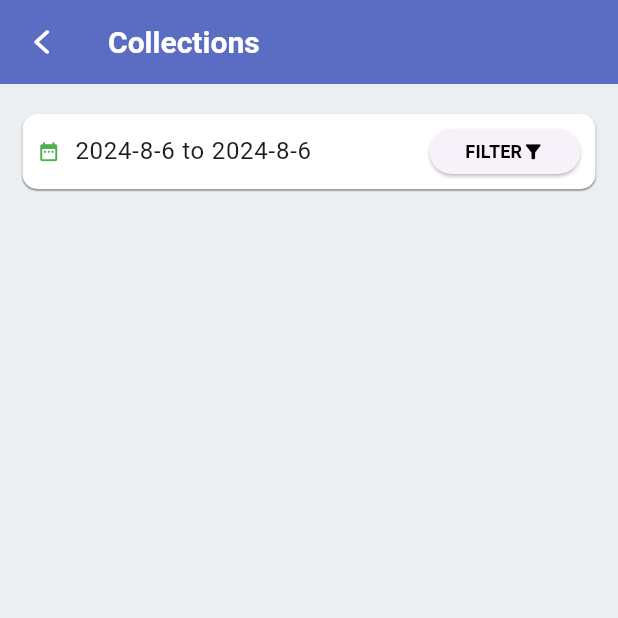
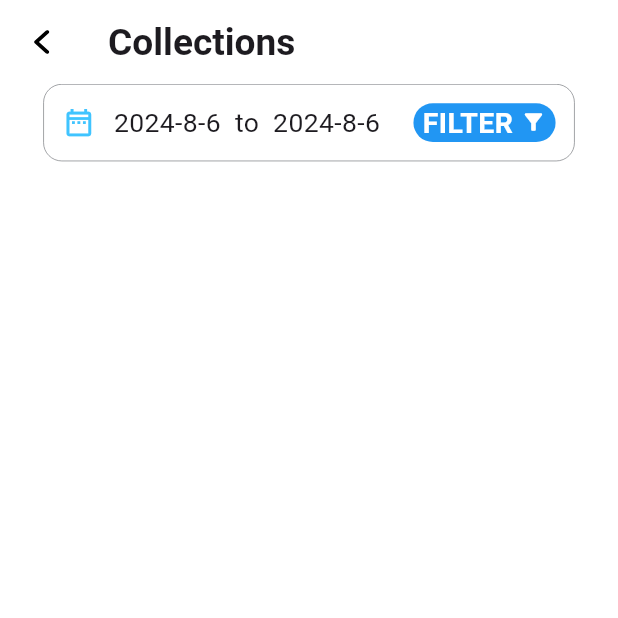
Before and after one commit to kousarpcp/plexpay, a Flutter app: the Collections screen opened directly, on a phone screen of 412 x 824 dp, the top half of it. Run offline on Flutter 3.47's test engine with Material 3 defaults, Android fonts, the phone set to English and light mode, and no system bars; our stand-ins replace country_picker, curved_labeled_navigation_bar, flutter_svg, fluttertoast, internet_connection_checker, intl_phone_field and 5 more; missing offline and left inert: custom_date_range_picker, esys_flutter_share_plus, flutter_bluetooth_basic, maxx_sunmi_printer; accounts and stored records are empty; project files that could hold a hidden picture were left out.

Commit message:
collection change

```diff
--- a/lib/featurs/details adding/screen/collections.dart
+++ b/lib/featurs/details adding/screen/collections.dart
@@ -1,31 +1,20 @@
+import 'package:custom_date_range_picker/custom_date_range_picker.dart';
+import 'package:flutter/cupertino.dart';
 import 'package:flutter/material.dart';
 import 'package:flutter_svg/svg.dart';
-// import 'package:persistent_bottom_nav_bar/persistent-tab-view.dart';
-import 'package:persistent_bottom_nav_bar/persistent_bottom_nav_bar.dart';
 import 'package:plexpay/featurs/details%20adding/screen/colorConst.dart';
 
 import '../../../main.dart';
-import '../Api/CollectionListApi.dart';
-// import '../Helper/Resources.dart';
-// import '../SubScreens/CollectionsReceipt.dart';
-import 'BottomNavigation.dart';
-import 'Resources.dart';
 import 'imageConst.dart';
-// import 'package:plexpay/Api/collectionListApi.dart';
-// import 'package:plexpay/Helper/resources.dart';
-// import 'package:plexpay/SubScreens/CollectionsReceipt.dart';
 
 class Collections extends StatefulWidget {
-  const Collections({key}) : super(key: key);
+  const Collections({super.key});
 
   @override
-  _CollectionsState createState() => _CollectionsState();
+  State<Collections> createState() => _CollectionsState();
 }
 
 class _CollectionsState extends State<Collections> {
-
-
-  var purchaseDate = "0";
 
   var start = DateTime.now().year.toString() +
       "-" +
@@ -38,48 +27,6 @@ class _CollectionsState extends State<Collections> {
       "-" +
       DateTime.now().day.toString();
 
-  var arrProdList = [];
-
-  var isLoading = true;
-  var totalSale = "";
-  var totalProfit = "";
-
-  //List<dynamic> data = [];
-  @override
-  void initState() {
-    super.initState();
-
-    print("xoxoxo");
-    this.getHome();
-
-    setState(() {});
-  }
-
-  Future<String> getHome() async {
-    print("xoxoxo");
-
-    var rsp = await collectionListApi(start, end);
-
-    // arrProdList = data;
-    //
-    if (rsp['status'] == true&&rsp['result'].toString()!="Empty") {
-      setState(() {
-        arrProdList = rsp['result'];
-
-        // totalSale = rsp['total_card_sale'].toString();
-        // totalProfit = "₹"+rsp['total_profit'].toString();
-      });
-      print("arrProdList");
-      print(arrProdList);
-    }
-
-    setState(() {
-      isLoading = false;
-    });
-
-    return "";
-  }
-
   Future selectDateRange(BuildContext context) async {
     DateTimeRange? pickedRange = (await showDateRangePicker(
         context: context,
@@ -87,8 +34,12 @@ class _CollectionsState extends State<Collections> {
           start: DateTime.now(),
           end: DateTime.now(),
         ),
-        firstDate: DateTime(DateTime.now().year + -5),
-        lastDate: DateTime(DateTime.now().year + 2),
+        firstDate: DateTime(DateTime
+            .now()
+            .year + -5),
+        lastDate: DateTime(DateTime
+            .now()
+            .year + 2),
         helpText: 'Select Date Range',
         cancelText: 'CANCEL',
         confirmText: 'OK',
@@ -97,7 +48,8 @@ class _CollectionsState extends State<Collections> {
         errorInvalidText: 'Out of range.',
         errorInvalidRangeText: 'Invalid range.',
         fieldStartHintText: 'Start Date',
-        fieldEndLabelText: 'End Date'));
+        fieldEndLabelText: 'End Date')
+    );
 
     if (pickedRange != null) {
       setState(() {
@@ -112,25 +64,20 @@ class _CollectionsState extends State<Collections> {
             "-" +
             pickedRange.end.day.toString();
       });
+    }
 
-      getHome();
-
-      print(pickedRange.start.day);
-      print(pickedRange.start.month);
-      print(pickedRange.start.year);
-    }
   }
   @override
   Widget build(BuildContext context) {
     return Scaffold(
+      backgroundColor: Colors.white,
       appBar: AppBar(
-        // brightness: Brightness.dark,
+        backgroundColor: Colors.white,
+        scrolledUnderElevation: 0,
         elevation: 0,
-        backgroundColor:colorConst.darkblue,
         leading: InkWell(
           onTap: () {
             Navigator.pop(context);
-            Navigator.push(context, MaterialPageRoute(builder: (context) =>BottomNavigation()));
           },
           child: Container(
             height: width * 0.05,
@@ -139,113 +86,73 @@ class _CollectionsState extends State<Collections> {
               padding: EdgeInsets.all(width * 0.03),
               child: SvgPicture.asset(
                 ImageConst.back,
-                color: Colors.white,
               ),
             ),
           ),
         ),
         title: Text(
           "Collections",
-          style: TextStyle(
-              fontWeight: FontWeight.bold,
-              fontSize: 20,
-              color: Colors.white
+          style: TextStyle(fontSize: width * 0.06, fontWeight: FontWeight.w700),
         ),
       ),
-
-      ),
-      backgroundColor: Colors.blueGrey[50]?.withOpacity(0.99),
-      body:
-      // isLoading == true
-      //     ? Container(child: Center(child: CircularProgressIndicator()))
-      //     :
-      SingleChildScrollView(
+      body: Column(
+        children: [
+          Center(
             child: Container(
-          margin: EdgeInsets.all(15),
-          child: Wrap(
-            runSpacing: 15,
-            alignment: WrapAlignment.center,
-            children: [
-              FilterSection(),
-              //  totalSales(),
-              ListView.separated(
-                scrollDirection: Axis.vertical,
-                physics: NeverScrollableScrollPhysics(),
-                separatorBuilder: (context, index) => Divider(
-                  color: Colors.black54,
-                ),
-                shrinkWrap: true,
-                itemCount: arrProdList != null ? arrProdList.length : 0,
-                itemBuilder: (context, index) {
-                  final item =
-                  arrProdList != null ? arrProdList[index] : null;
-
-                  return List(index, item);
-                },
-              ),
-            ],
-          ),
-        ),
-      ),
-    );
-  }
-
-  List(int index,var item) {
-    return Padding(
-      padding: EdgeInsets.symmetric(horizontal: 10, vertical: 2),
-      child: GestureDetector(
-        onTap: () {
-          // pushNewScreen(
-          //   context,
-          //   screen: CollectionsReceipt(id: item['due_id'].toString(),),
-          //   withNavBar: false, // OPTIONAL VALUE. True by default.
-          //   pageTransitionAnimation: PageTransitionAnimation.cupertino,
-          // );
-          // Navigator.push(
-          //   context,
-          //   MaterialPageRoute(builder: (context) => CollectionsReceipt()),
-          // );
-        },
-        child: Container(
+              height: width * 0.125,
+              width: width * 0.86,
               decoration: BoxDecoration(
-              color: Colors.white,
-              border: Border.all(color: Colors.black12),
-              borderRadius: BorderRadius.circular(5)),
+                  // color: Colors.red,
+                  border:
+                      Border.all(width: width * 0.001, color: colorConst.grey),
+                  borderRadius: BorderRadius.circular(width * 0.03)),
               child: Padding(
-            padding: const EdgeInsets.all(8.0),
+                padding:  EdgeInsets.all(width*0.03),
                 child: Row(
                   mainAxisAlignment: MainAxisAlignment.spaceBetween,
                   children: [
+                    Icon(
+                      Icons.date_range_outlined,
+                      color: Colors.lightBlueAccent,
+                      size: width*0.053,
+                    ),
+                    SizedBox(
+                      width: width*0.03,
+                    ),
                     Expanded(
-                  child: Column(
-                    crossAxisAlignment: CrossAxisAlignment.start,
-                    children: [
-                      Text(
-                        "Transaction ID:",
+                      child: Text(
+                        start + "  to  " + end,
+                        maxLines: 2,
                         style: TextStyle(
-                          fontSize: 10,
+                          fontSize: width*0.043
+                        ),
+                        // style: Theme.of(context).textTheme.subtitle2,
                       ),
                     ),
-                      Text(
-                        item['trans_id'].toString(),
+                    InkWell(
+                      onTap: () {
+                        selectDateRange(context);
+                      },
+                      child: Container(
+                        height: width * 0.075,
+                        width: width * 0.23,
+                        decoration: BoxDecoration(
+                            color: Colors.blue,
+                            borderRadius: BorderRadius.circular(width * 0.35)),
+                        child: Row(
+                          mainAxisAlignment: MainAxisAlignment.center,
+                          children: [
+                            Center(
+                                child: Text(
+                              "FILTER",
                               style: TextStyle(
-                            fontWeight: FontWeight.bold, fontSize: 16),
-                      ),
+                                  fontSize: width * 0.046,
+                                  fontWeight: FontWeight.w600,
+                                  color: Colors.white),
+                            )),
+                            SizedBox(width: width*0.012,),
+                            Icon(Icons.filter_alt,color: Colors.white,size:width*0.042 ,),
                           ],
-                  ),
-                ),
-                Card(
-                  elevation: 0,
-                  color: Colors.green,
-                  child: Padding(
-                    padding:
-                    const EdgeInsets.symmetric(vertical: 8, horizontal: 10),
-                    child: Text(
-                      item['collected'].toString(),
-                      style: TextStyle(
-                          fontWeight: FontWeight.bold,
-                          fontSize: 16,
-                          color: Colors.white),
                         ),
                       ),
                     )
@@ -253,97 +160,25 @@ class _CollectionsState extends State<Collections> {
                 ),
               ),
             ),
-      ),
-    );
-  }
-
-  Widget FilterSection() {
-    return Padding(
-      padding: const EdgeInsets.only(top: 5.0),
-      child: Container(
-        decoration: BoxDecoration(
-          color: Colors.white,
-          borderRadius: BorderRadius.circular(10),
-          boxShadow: [
-            BoxShadow(
-              color: (Colors.grey),
-              spreadRadius: 0.001,
-              blurRadius: 0.01,
-              offset: Offset(0, 01),
-            ),
-          ],
-        ),
-        child: Padding(
-          padding: const EdgeInsets.all(10.0),
-          child: Row(
-            crossAxisAlignment: CrossAxisAlignment.center,
-            children: [
-              Icon(
-                Icons.date_range,
-                size: 15,
-                color: Colors.green,
-              ),
-              SizedBox(
-                width: 10,
-              ),
-              Expanded(
-                flex: 1,
-                child: Text(
-                  start + " to " + end,
-                  maxLines: 2,
-                  style: Theme.of(context).textTheme.bodyLarge,
-                ),
-              ),
-              returnRangePicker(context),
-            ],
-          ),
-        ),
-      ),
-    );
-  }
-
-  Widget returnRangePicker(BuildContext context) {
-    return Theme(
-      data: Theme.of(context).copyWith(
-        // accentColor: Colors.green,
-          primaryColor: Colors.blue,
-          buttonTheme: ButtonThemeData(
-              highlightColor: Colors.green,
-              buttonColor: Colors.green,
-              colorScheme: Theme.of(context).colorScheme.copyWith(
-                  secondary: Colors.redAccent,
-                  background: Colors.white,
-                  primary: Colors.green,
-                  brightness: Brightness.dark,
-                  onBackground: Colors.green),
-              textTheme: ButtonTextTheme.accent)),
-      child: Builder(
-        builder: (context) => SizedBox(
-          height: 30,
-          child: ElevatedButton(
-            onPressed: () async {
-              selectDateRange(context);
-            },
-            child: Row(
-              children: [
-                Text(
-                  "FILTER",
-                  style: TextStyle(
-                      color: Colors.black,
-                      fontWeight: FontWeight.w600,
-                      fontSize: 12),
-                ),
-                Icon(
-                  Icons.filter_alt,
-                  size: 15,
-                  color: Colors.black,
           )
         ],
-            ),
-            // color: themeColor,
-          ),
-        ),
       ),
     );
   }
 }
+// class CollectionList extends StatefulWidget {
+//   const CollectionList({super.key});
+//
+//   @override
+//   State<CollectionList> createState() => _CollectionListState();
+// }
+//
+// class _CollectionListState extends State<CollectionList> {
+//   @override
+//   Widget build(BuildContext context) {
+//     return Container(
+//       height: width*0.08,
+//
+//     );
+//   }
+// }
--- a/lib/main.dart
+++ b/lib/main.dart
@@ -11,6 +11,7 @@ import 'featurs/details adding/screen/PrintPage.dart';
 import 'featurs/details adding/screen/Reacharge.dart';
 import 'featurs/details adding/screen/Recharge bill genarate.dart';
 import 'featurs/details adding/screen/blank1.dart';
+import 'featurs/details adding/screen/collections.dart';
 import 'featurs/details adding/screen/collectionsReciept.dart';
 import 'featurs/details adding/screen/country_field.dart';
 import 'featurs/details adding/screen/dataPacks.dart';
@@ -52,7 +53,7 @@ class MyApp extends StatelessWidget {
             theme: ThemeData(
             ),
               debugShowCheckedModeBanner: false,
-              home: Splashscreen()),
+              home: Collections()),
     );
   }
 }
--- a/pubspec.yaml
+++ b/pubspec.yaml
@@ -52,6 +52,7 @@ dependencies:
   url_launcher: ^6.0.0
   persistent_bottom_nav_bar: ^6.2.1
   maxx_sunmi_printer: ^0.0.6
+  custom_date_range_picker: ^1.1.0
 #  flutter_launcher_icons: ^0.13.1
   http:
 
```
Also changed, not shown: pubspec.lock. Lines whose indentation alone changed are shown as unchanged.
